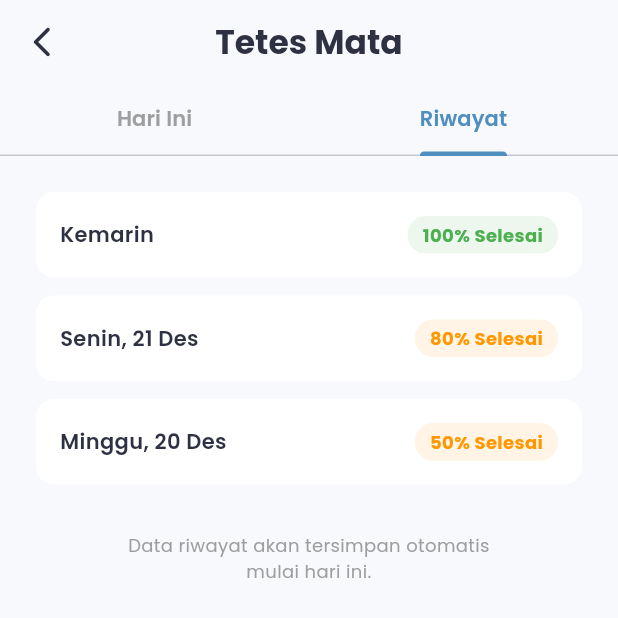
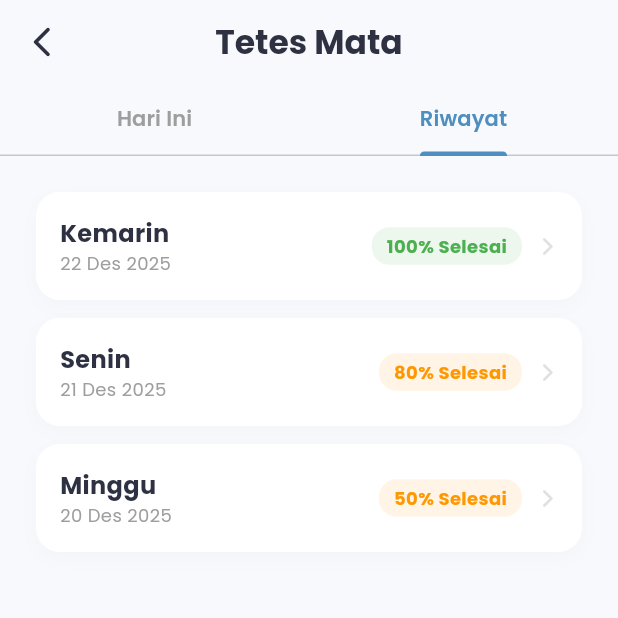
Before and after one commit to RaafiStudent/JagaNetra, a Flutter app: the DetailPage screen opened directly, tab 2 chosen, on a phone screen of 412 x 824 dp, the top half of it. Run offline on Flutter 3.47's test engine with Material 3 defaults, Android fonts, the light colour scheme and no system bars; our stand-ins replace flutter_local_notifications, google_fonts, shared_preferences, timezone; accounts and stored records are empty.

Commit message:
Add clickable history details page feature

```diff
--- a/lib/main.dart
+++ b/lib/main.dart
@@ -36,7 +36,7 @@ class JagaNetraApp extends StatelessWidget {
   }
 }
 
-// --- HALAMAN DASHBOARD (MENU UTAMA) ---
+// --- HALAMAN DASHBOARD ---
 class DashboardPage extends StatefulWidget {
   const DashboardPage({super.key});
 
@@ -85,25 +85,14 @@ class _DashboardPageState extends State<DashboardPage> {
             crossAxisAlignment: CrossAxisAlignment.start,
             children: [
               const SizedBox(height: 30),
-              // --- HEADER SAPAAN ---
               Row(
                 mainAxisAlignment: MainAxisAlignment.spaceBetween,
                 children: [
                   Column(
                     crossAxisAlignment: CrossAxisAlignment.start,
                     children: [
-                      Text(
-                        "Assalamualaikum,",
-                        style: GoogleFonts.poppins(color: Colors.grey[600], fontSize: 14),
-                      ),
-                      Text(
-                        "Bunda 💙",
-                        style: GoogleFonts.poppins(
-                          color: const Color(0xFF2D3142),
-                          fontSize: 26,
-                          fontWeight: FontWeight.bold,
-                        ),
-                      ),
+                      Text("Assalamualaikum,", style: GoogleFonts.poppins(color: Colors.grey[600], fontSize: 14)),
+                      Text("Bunda 💙", style: GoogleFonts.poppins(color: const Color(0xFF2D3142), fontSize: 26, fontWeight: FontWeight.bold)),
                     ],
                   ),
                   Container(
@@ -112,68 +101,35 @@ class _DashboardPageState extends State<DashboardPage> {
                       color: const Color(0xFFEDF1F7),
                       borderRadius: BorderRadius.circular(20),
                     ),
-                    child: Text(
-                      _timeString,
-                      style: GoogleFonts.poppins(
-                        fontWeight: FontWeight.bold,
-                        color: const Color(0xFF2D3142),
-                      ),
-                    ),
+                    child: Text(_timeString, style: GoogleFonts.poppins(fontWeight: FontWeight.bold, color: const Color(0xFF2D3142))),
                   ),
                 ],
               ),
-
               const SizedBox(height: 10),
-              Text(
-                DateFormat('EEEE, d MMMM yyyy', 'id_ID').format(DateTime.now()),
-                style: GoogleFonts.poppins(color: Colors.grey[500]),
-              ),
-
+              Text(DateFormat('EEEE, d MMMM yyyy', 'id_ID').format(DateTime.now()), style: GoogleFonts.poppins(color: Colors.grey[500])),
               const SizedBox(height: 40),
-
-              // --- MENU KARTU BESAR ---
-              Text(
-                "Menu Perawatan",
-                style: GoogleFonts.poppins(
-                  fontSize: 18,
-                  fontWeight: FontWeight.w600,
-                  color: const Color(0xFF2D3142),
-                ),
-              ),
+              Text("Menu Perawatan", style: GoogleFonts.poppins(fontSize: 18, fontWeight: FontWeight.w600, color: const Color(0xFF2D3142))),
               const SizedBox(height: 20),
-
-              // KARTU 1: TETES MATA
               _buildMenuCard(
                 title: "Jadwal Tetes Mata",
                 subtitle: "6x Sehari • Rutin",
                 icon: Icons.water_drop,
-                color: const Color(0xFF4F8FC0), // Biru
+                color: const Color(0xFF4F8FC0),
                 onTap: () {
                   Navigator.push(context, MaterialPageRoute(
-                    builder: (context) => const DetailPage(
-                      title: "Tetes Mata",
-                      type: "eyedrops",
-                      schedules: [6, 9, 12, 15, 18, 21],
-                    ),
+                    builder: (context) => const DetailPage(title: "Tetes Mata", type: "eyedrops", schedules: [6, 9, 12, 15, 18, 21]),
                   ));
                 },
               ),
-
               const SizedBox(height: 20),
-
-              // KARTU 2: MINUM OBAT
               _buildMenuCard(
                 title: "Jadwal Minum Obat",
                 subtitle: "3x Sehari • Pagi, Siang, Malam",
                 icon: Icons.medication_rounded,
-                color: const Color(0xFFE57373), // Merah Soft
+                color: const Color(0xFFE57373),
                 onTap: () {
                   Navigator.push(context, MaterialPageRoute(
-                    builder: (context) => const DetailPage(
-                      title: "Minum Obat",
-                      type: "medicine",
-                      schedules: [7, 13, 19],
-                    ),
+                    builder: (context) => const DetailPage(title: "Minum Obat", type: "medicine", schedules: [7, 13, 19]),
                   ));
                 },
               ),
@@ -184,13 +140,7 @@ class _DashboardPageState extends State<DashboardPage> {
     );
   }
 
-  Widget _buildMenuCard({
-    required String title,
-    required String subtitle,
-    required IconData icon,
-    required Color color,
-    required VoidCallback onTap,
-  }) {
+  Widget _buildMenuCard({required String title, required String subtitle, required IconData icon, required Color color, required VoidCallback onTap}) {
     return GestureDetector(
       onTap: onTap,
       child: Container(
@@ -199,45 +149,16 @@ class _DashboardPageState extends State<DashboardPage> {
         decoration: BoxDecoration(
           color: Colors.white,
           borderRadius: BorderRadius.circular(24),
-          boxShadow: [
-            BoxShadow(
-              color: Colors.grey.withOpacity(0.05),
-              blurRadius: 20,
-              offset: const Offset(0, 10),
-            ),
-          ],
+          boxShadow: [BoxShadow(color: Colors.grey.withOpacity(0.05), blurRadius: 20, offset: const Offset(0, 10))],
         ),
         child: Row(
           children: [
-            Container(
-              padding: const EdgeInsets.all(16),
-              decoration: BoxDecoration(
-                color: color.withOpacity(0.1),
-                shape: BoxShape.circle,
-              ),
-              child: Icon(icon, color: color, size: 32),
-            ),
+            Container(padding: const EdgeInsets.all(16), decoration: BoxDecoration(color: color.withOpacity(0.1), shape: BoxShape.circle), child: Icon(icon, color: color, size: 32)),
             const SizedBox(width: 20),
-            Column(
-              crossAxisAlignment: CrossAxisAlignment.start,
-              children: [
-                Text(
-                  title,
-                  style: GoogleFonts.poppins(
-                    fontSize: 18,
-                    fontWeight: FontWeight.bold,
-                    color: const Color(0xFF2D3142),
-                  ),
-                ),
-                Text(
-                  subtitle,
-                  style: GoogleFonts.poppins(
-                    fontSize: 12,
-                    color: Colors.grey[500],
-                  ),
-                ),
-              ],
-            ),
+            Column(crossAxisAlignment: CrossAxisAlignment.start, children: [
+              Text(title, style: GoogleFonts.poppins(fontSize: 18, fontWeight: FontWeight.bold, color: const Color(0xFF2D3142))),
+              Text(subtitle, style: GoogleFonts.poppins(fontSize: 12, color: Colors.grey[500])),
+            ]),
             const Spacer(),
             Icon(Icons.arrow_forward_ios_rounded, color: Colors.grey[300], size: 18),
           ],
@@ -247,18 +168,13 @@ class _DashboardPageState extends State<DashboardPage> {
   }
 }
 
-// --- HALAMAN DETAIL (TAB JADWAL & RIWAYAT) ---
+// --- HALAMAN DETAIL UTAMA ---
 class DetailPage extends StatefulWidget {
   final String title;
-  final String type; // 'eyedrops' or 'medicine'
+  final String type;
   final List<int> schedules;
 
-  const DetailPage({
-    super.key,
-    required this.title,
-    required this.type,
-    required this.schedules,
-  });
+  const DetailPage({super.key, required this.title, required this.type, required this.schedules});
 
   @override
   State<DetailPage> createState() => _DetailPageState();
@@ -267,8 +183,6 @@ class DetailPage extends StatefulWidget {
 class _DetailPageState extends State<DetailPage> with SingleTickerProviderStateMixin {
   late TabController _tabController;
   Set<int> completedItems = {};
-
-  // Storage Key Logic
   String get _storageKey => 'done_${widget.type}';
   String get _dateKey => 'last_date_${widget.type}';
 
@@ -285,40 +199,161 @@ class _DetailPageState extends State<DetailPage> with SingleTickerProviderStateM
     String todayDate = DateFormat('yyyy-MM-dd').format(DateTime.now());
 
     if (lastDate != todayDate) {
-      // Reset if new day
       await prefs.setString(_dateKey, todayDate);
       await prefs.setStringList(_storageKey, []);
-      setState(() {
-        completedItems = {};
-      });
+      setState(() { completedItems = {}; });
     } else {
       List<String>? saved = prefs.getStringList(_storageKey);
       if (saved != null) {
-        setState(() {
-          completedItems = saved.map((e) => int.parse(e)).toSet();
-        });
+        setState(() { completedItems = saved.map((e) => int.parse(e)).toSet(); });
       }
     }
   }
 
   Future<void> _saveData() async {
     final prefs = await SharedPreferences.getInstance();
-    List<String> list = completedItems.map((e) => e.toString()).toList();
-    await prefs.setStringList(_storageKey, list);
-    String todayDate = DateFormat('yyyy-MM-dd').format(DateTime.now());
-    await prefs.setString(_dateKey, todayDate);
+    await prefs.setStringList(_storageKey, completedItems.map((e) => e.toString()).toList());
+    await prefs.setString(_dateKey, DateFormat('yyyy-MM-dd').format(DateTime.now()));
   }
 
   void _toggleItem(int hour) {
     setState(() {
-      if (completedItems.contains(hour)) {
-        completedItems.remove(hour);
-      } else {
-        completedItems.add(hour);
-      }
+      if (completedItems.contains(hour)) completedItems.remove(hour);
+      else completedItems.add(hour);
     });
     _saveData();
   }
+
+  @override
+  Widget build(BuildContext context) {
+    return Scaffold(
+      backgroundColor: const Color(0xFFF8F9FD),
+      appBar: AppBar(
+        backgroundColor: Colors.transparent,
+        elevation: 0,
+        leading: IconButton(icon: const Icon(Icons.arrow_back_ios_new_rounded, color: Color(0xFF2D3142)), onPressed: () => Navigator.pop(context)),
+        title: Text(widget.title, style: GoogleFonts.poppins(color: const Color(0xFF2D3142), fontWeight: FontWeight.bold)),
+        centerTitle: true,
+        bottom: TabBar(
+          controller: _tabController,
+          labelColor: const Color(0xFF4F8FC0),
+          unselectedLabelColor: Colors.grey,
+          indicatorColor: const Color(0xFF4F8FC0),
+          labelStyle: GoogleFonts.poppins(fontWeight: FontWeight.w600),
+          tabs: const [Tab(text: "Hari Ini"), Tab(text: "Riwayat")],
+        ),
+      ),
+      body: TabBarView(
+        controller: _tabController,
+        children: [
+          ListView(padding: const EdgeInsets.all(24), children: widget.schedules.map((hour) => _buildTaskTile(hour)).toList()),
+          // TAB RIWAYAT
+          ListView(
+            padding: const EdgeInsets.all(24),
+            children: [
+              // Simulasi Data Riwayat
+              _buildHistoryCard(context, "Kemarin", "22 Des 2025", 100, true),
+              _buildHistoryCard(context, "Senin", "21 Des 2025", 80, false),
+              _buildHistoryCard(context, "Minggu", "20 Des 2025", 50, false),
+            ],
+          ),
+        ],
+      ),
+    );
+  }
+
+  Widget _buildTaskTile(int hour) {
+    bool isDone = completedItems.contains(hour);
+    bool isPassed = DateTime.now().hour >= hour;
+    bool isNext = !isPassed && !isDone && (hour == widget.schedules.firstWhere((h) => h > DateTime.now().hour, orElse: () => 99));
+
+    return GestureDetector(
+      onTap: () => _toggleItem(hour),
+      child: AnimatedContainer(
+        duration: const Duration(milliseconds: 200),
+        margin: const EdgeInsets.only(bottom: 12),
+        padding: const EdgeInsets.symmetric(horizontal: 20, vertical: 16),
+        decoration: BoxDecoration(
+          color: Colors.white,
+          borderRadius: BorderRadius.circular(16),
+          border: isNext ? Border.all(color: const Color(0xFF4F8FC0), width: 1.5) : Border.all(color: Colors.transparent),
+          boxShadow: [BoxShadow(color: Colors.grey.withOpacity(0.05), blurRadius: 10, offset: const Offset(0, 4))],
+        ),
+        child: Row(
+          children: [
+            Container(padding: const EdgeInsets.all(10), decoration: BoxDecoration(color: isDone ? Colors.green.withOpacity(0.1) : const Color(0xFFEDF1F7), borderRadius: BorderRadius.circular(10)), child: Icon(Icons.access_time_rounded, size: 20, color: isDone ? Colors.green : const Color(0xFF2D3142))),
+            const SizedBox(width: 15),
+            Expanded(child: Column(crossAxisAlignment: CrossAxisAlignment.start, children: [Text("$hour:00 WIB", style: GoogleFonts.poppins(fontSize: 16, fontWeight: FontWeight.w600, color: isDone ? Colors.grey : const Color(0xFF2D3142), decoration: isDone ? TextDecoration.lineThrough : null)), Text(isDone ? "Selesai" : (isNext ? "Jadwal Berikutnya" : "Menunggu"), style: GoogleFonts.poppins(fontSize: 12, color: isDone ? Colors.green : (isNext ? const Color(0xFF4F8FC0) : Colors.grey), fontWeight: isDone ? FontWeight.w500 : FontWeight.normal))])),
+            AnimatedContainer(duration: const Duration(milliseconds: 300), width: 28, height: 28, decoration: BoxDecoration(color: isDone ? Colors.green : Colors.transparent, shape: BoxShape.circle, border: Border.all(color: isDone ? Colors.transparent : Colors.grey[300]!, width: 2)), child: isDone ? const Icon(Icons.check, size: 16, color: Colors.white) : null),
+          ],
+        ),
+      ),
+    );
+  }
+
+  // Widget Kartu Riwayat yang BISA DIKLIK
+  Widget _buildHistoryCard(BuildContext context, String dayName, String fullDate, int percentage, bool perfect) {
+    Color color = percentage == 100 ? Colors.green : Colors.orange;
+
+    return GestureDetector(
+      onTap: () {
+        // Navigasi ke Halaman Detail Riwayat (HistoryDetailPage)
+        Navigator.push(context, MaterialPageRoute(
+          builder: (context) => HistoryDetailPage(
+            dateTitle: "$dayName, $fullDate",
+            schedules: widget.schedules,
+            isPerfect: perfect, // Simulasi data
+          ),
+        ));
+      },
+      child: Container(
+        margin: const EdgeInsets.only(bottom: 12),
+        padding: const EdgeInsets.all(16),
+        decoration: BoxDecoration(
+          color: Colors.white,
+          borderRadius: BorderRadius.circular(16),
+          boxShadow: [BoxShadow(color: Colors.grey.withOpacity(0.05), blurRadius: 10, offset: const Offset(0, 4))],
+        ),
+        child: Row(
+          mainAxisAlignment: MainAxisAlignment.spaceBetween,
+          children: [
+            Column(
+              crossAxisAlignment: CrossAxisAlignment.start,
+              children: [
+                Text(dayName, style: GoogleFonts.poppins(fontWeight: FontWeight.bold, color: const Color(0xFF2D3142), fontSize: 16)),
+                Text(fullDate, style: GoogleFonts.poppins(color: Colors.grey[500], fontSize: 12)),
+              ],
+            ),
+            Row(
+              children: [
+                Container(
+                  padding: const EdgeInsets.symmetric(horizontal: 10, vertical: 4),
+                  decoration: BoxDecoration(color: color.withOpacity(0.1), borderRadius: BorderRadius.circular(12)),
+                  child: Text("$percentage% Selesai", style: GoogleFonts.poppins(fontSize: 12, color: color, fontWeight: FontWeight.bold)),
+                ),
+                const SizedBox(width: 10),
+                Icon(Icons.arrow_forward_ios_rounded, size: 14, color: Colors.grey[300]),
+              ],
+            ),
+          ],
+        ),
+      ),
+    );
+  }
+}
+
+// --- HALAMAN DETAIL RIWAYAT (BARU) ---
+class HistoryDetailPage extends StatelessWidget {
+  final String dateTitle;
+  final List<int> schedules;
+  final bool isPerfect;
+
+  const HistoryDetailPage({
+    super.key,
+    required this.dateTitle,
+    required this.schedules,
+    required this.isPerfect,
+  });
 
   @override
   Widget build(BuildContext context) {
@@ -331,183 +366,55 @@ class _DetailPageState extends State<DetailPage> with SingleTickerProviderStateM
           icon: const Icon(Icons.arrow_back_ios_new_rounded, color: Color(0xFF2D3142)),
           onPressed: () => Navigator.pop(context),
         ),
-        title: Text(
-          widget.title,
-          style: GoogleFonts.poppins(
-            color: const Color(0xFF2D3142),
-            fontWeight: FontWeight.bold,
+        title: Text("Riwayat", style: GoogleFonts.poppins(color: const Color(0xFF2D3142), fontWeight: FontWeight.bold)),
+        centerTitle: true,
+      ),
+      body: Padding(
+        padding: const EdgeInsets.all(24),
+        child: Column(
+          crossAxisAlignment: CrossAxisAlignment.start,
+          children: [
+            Center(
+              child: Text(
+                dateTitle,
+                style: GoogleFonts.poppins(fontSize: 18, fontWeight: FontWeight.bold, color: const Color(0xFF2D3142)),
               ),
             ),
-        centerTitle: true,
-        bottom: TabBar(
-          controller: _tabController,
-          labelColor: const Color(0xFF4F8FC0),
-          unselectedLabelColor: Colors.grey,
-          indicatorColor: const Color(0xFF4F8FC0),
-          labelStyle: GoogleFonts.poppins(fontWeight: FontWeight.w600),
-          tabs: const [
-            Tab(text: "Hari Ini"),
-            Tab(text: "Riwayat"),
-          ],
-        ),
-      ),
-      body: TabBarView(
-        controller: _tabController,
-        children: [
-          // TAB 1: HARI INI (CHECKLIST)
-          ListView(
-            padding: const EdgeInsets.all(24),
-            children: widget.schedules.map((hour) => _buildTaskTile(hour)).toList(),
-          ),
+            const SizedBox(height: 30),
+            Expanded(
+              child: ListView.builder(
+                itemCount: schedules.length,
+                itemBuilder: (context, index) {
+                  int hour = schedules[index];
+                  // Simulasi: Jika isPerfect=true, semua dicentang. Jika tidak, ada yang bolong.
+                  bool isDone = isPerfect ? true : (index % 2 == 0);
 
-          // TAB 2: RIWAYAT (HISTORY SIMULASI)
-          // *Catatan: Saat ini kita belum punya database history panjang.
-          // Ini adalah tampilan simulasi agar Boss melihat strukturnya dulu.
-          ListView(
-            padding: const EdgeInsets.all(24),
-            children: [
-              _buildHistoryTile("Kemarin", 22, 100),
-              _buildHistoryTile("Senin, 21 Des", 21, 80),
-              _buildHistoryTile("Minggu, 20 Des", 20, 50),
-              const SizedBox(height: 20),
-              Center(
-                child: Text(
-                  "Data riwayat akan tersimpan otomatis\nmulai hari ini.",
-                  textAlign: TextAlign.center,
-                  style: GoogleFonts.poppins(color: Colors.grey, fontSize: 12),
-                ),
-              )
-            ],
-          ),
-        ],
-      ),
-    );
-  }
-
-  Widget _buildTaskTile(int hour) {
-    bool isDone = completedItems.contains(hour);
-    bool isPassed = DateTime.now().hour >= hour;
-    bool isNext = !isPassed && !isDone &&
-        (hour == widget.schedules.firstWhere((h) => h > DateTime.now().hour, orElse: () => 99));
-
-    return GestureDetector(
-      onTap: () => _toggleItem(hour),
-      child: AnimatedContainer(
-        duration: const Duration(milliseconds: 200),
+                  return Container(
                     margin: const EdgeInsets.only(bottom: 12),
                     padding: const EdgeInsets.symmetric(horizontal: 20, vertical: 16),
                     decoration: BoxDecoration(
                       color: Colors.white,
                       borderRadius: BorderRadius.circular(16),
-          border: isNext
-            ? Border.all(color: const Color(0xFF4F8FC0), width: 1.5)
-            : Border.all(color: Colors.transparent),
-          boxShadow: [
-             BoxShadow(
-                color: Colors.grey.withOpacity(0.05),
-                blurRadius: 10,
-                offset: const Offset(0, 4),
-              ),
-          ],
+                      border: Border.all(color: Colors.transparent),
                     ),
                     child: Row(
                       children: [
-            Container(
-              padding: const EdgeInsets.all(10),
-              decoration: BoxDecoration(
-                color: isDone ? Colors.green.withOpacity(0.1) : const Color(0xFFEDF1F7),
-                borderRadius: BorderRadius.circular(10),
-              ),
-              child: Icon(
-                Icons.access_time_rounded,
-                size: 20,
-                color: isDone ? Colors.green : const Color(0xFF2D3142),
-              ),
-            ),
+                        Icon(Icons.access_time_filled, color: Colors.grey[400], size: 20),
                         const SizedBox(width: 15),
-            Expanded(
-              child: Column(
-                crossAxisAlignment: CrossAxisAlignment.start,
-                children: [
-                  Text(
-                    "$hour:00 WIB",
-                    style: GoogleFonts.poppins(
-                      fontSize: 16,
-                      fontWeight: FontWeight.w600,
-                      color: isDone ? Colors.grey : const Color(0xFF2D3142),
-                      decoration: isDone ? TextDecoration.lineThrough : null,
-                    ),
-                  ),
-                  Text(
-                    isDone ? "Selesai" : (isNext ? "Jadwal Berikutnya" : "Menunggu"),
-                    style: GoogleFonts.poppins(
-                      fontSize: 12,
-                      color: isDone ? Colors.green : (isNext ? const Color(0xFF4F8FC0) : Colors.grey),
-                      fontWeight: isDone ? FontWeight.w500 : FontWeight.normal,
-                    ),
-                  ),
+                        Text("$hour:00 WIB", style: GoogleFonts.poppins(fontSize: 16, fontWeight: FontWeight.w500, color: const Color(0xFF2D3142))),
+                        const Spacer(),
+                        isDone
+                          ? const Icon(Icons.check_circle, color: Colors.green)
+                          : const Icon(Icons.cancel, color: Colors.redAccent),
                       ],
                     ),
+                  );
+                },
               ),
-            AnimatedContainer(
-              duration: const Duration(milliseconds: 300),
-              width: 28,
-              height: 28,
-              decoration: BoxDecoration(
-                color: isDone ? Colors.green : Colors.transparent,
-                shape: BoxShape.circle,
-                border: Border.all(
-                  color: isDone ? Colors.transparent : Colors.grey[300]!,
-                  width: 2,
-                ),
-              ),
-              child: isDone
-                ? const Icon(Icons.check, size: 16, color: Colors.white)
-                : null,
             ),
           ],
         ),
       ),
     );
   }
-
-  // Widget Dummy Riwayat (Simulasi UI)
-  Widget _buildHistoryTile(String date, int day, int percentage) {
-    Color color = percentage == 100 ? Colors.green : Colors.orange;
-    return Container(
-      margin: const EdgeInsets.only(bottom: 12),
-      padding: const EdgeInsets.all(16),
-      decoration: BoxDecoration(
-        color: Colors.white,
-        borderRadius: BorderRadius.circular(12),
-      ),
-      child: Row(
-        mainAxisAlignment: MainAxisAlignment.spaceBetween,
-        children: [
-          Text(
-            date,
-            style: GoogleFonts.poppins(
-              fontWeight: FontWeight.w600,
-              color: const Color(0xFF2D3142),
-            ),
-          ),
-          Container(
-            padding: const EdgeInsets.symmetric(horizontal: 10, vertical: 4),
-            decoration: BoxDecoration(
-              color: color.withOpacity(0.1),
-              borderRadius: BorderRadius.circular(12),
-            ),
-            child: Text(
-              "$percentage% Selesai",
-              style: GoogleFonts.poppins(
-                fontSize: 12,
-                color: color,
-                fontWeight: FontWeight.bold,
-              ),
-            ),
-          )
-        ],
-      ),
-    );
 }
-}
```
Lines whose indentation alone changed are shown as unchanged.
